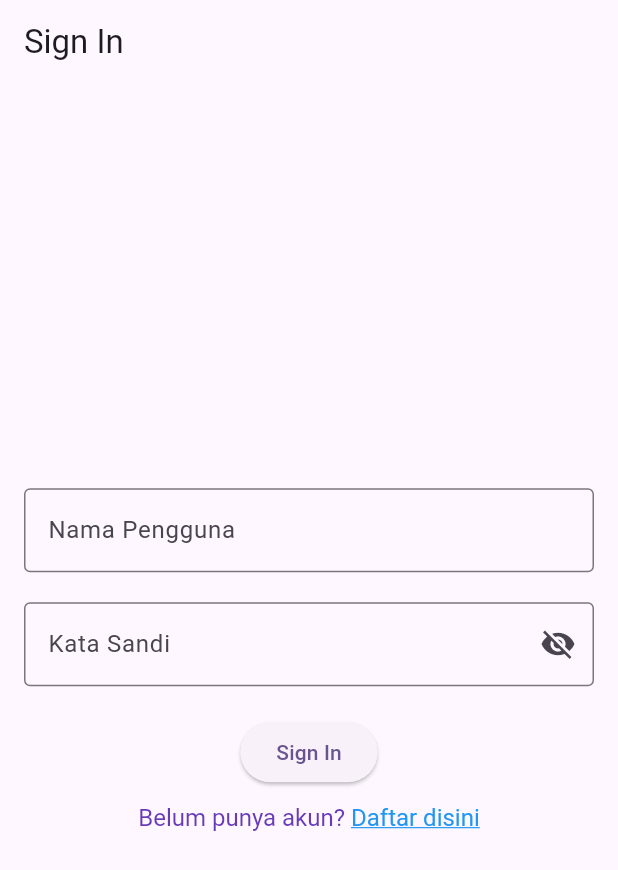
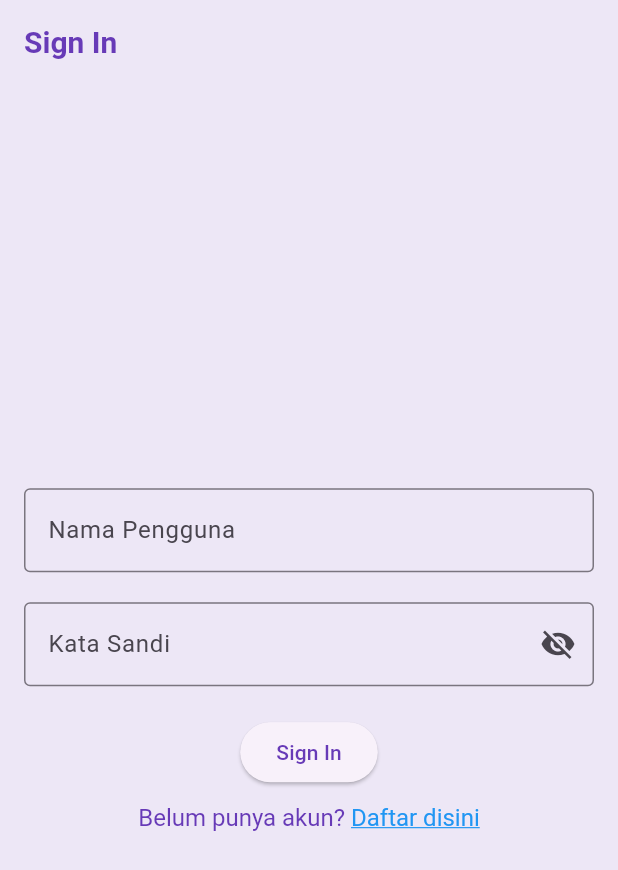
Before and after one commit to 2024-2025-Gasal-PABI-SI52/project-wisata-candi-MichaelRichi, a Flutter app: the screen it shows after launch, on a phone screen of 412 x 824 dp. Shown: the top 870 px of the screen. Run offline on Flutter 3.47's test engine with Material 3 defaults, Android fonts, the phone set to English and light mode, and no system bars.

Commit message:
UPDATE : MAIN DAN SIGNINSCREEN

```diff
--- a/wisata_candi/lib/main.dart
+++ b/wisata_candi/lib/main.dart
@@ -16,8 +16,19 @@ class MainApp extends StatelessWidget {
     return MaterialApp(
       title: 'Wisata Candi',
       theme: ThemeData(
-        colorScheme: ColorScheme.fromSeed(
-            seedColor: Colors.deepPurple), // Untuk Tema Warna
+        appBarTheme: const AppBarTheme(
+          iconTheme: IconThemeData(color: Colors.deepPurple),
+          titleTextStyle: TextStyle(
+            color: Colors.deepPurple,
+            fontSize: 20,
+            fontWeight: FontWeight.bold,
+          ),
+        ),
+        colorScheme:
+            ColorScheme.fromSeed(seedColor: Colors.deepPurple).copyWith(
+          primary: Colors.deepPurple,
+          surface: Colors.deepPurple[50],
+        ), // Untuk Tema Warna
         useMaterial3: true,
       ),
       //home: DetailScreen(candi: candiList[0],),
--- a/wisata_candi/lib/screens/signin_screen.dart
+++ b/wisata_candi/lib/screens/signin_screen.dart
@@ -1,16 +1,24 @@
 import 'package:flutter/material.dart';
 import 'package:flutter/gestures.dart';
 
-class SigninScreen extends StatelessWidget {
+class SigninScreen extends StatefulWidget {
+  // Stateless Widget Untuk mempermudah perubahan widget
   SigninScreen({super.key});
 
+  @override
+  State<SigninScreen> createState() => _SigninScreenState();
+}
+
+class _SigninScreenState extends State<SigninScreen> {
   //TODO: 1. Deklarasikan Variabel Yang Dibutuhkan
-  //TextEditingController = Untuk TextBox
   final TextEditingController _usernameController = TextEditingController();
+
   final TextEditingController _passwordController = TextEditingController();
 
   String _errorText = '';
+
   bool _isSignIn = false;
+
   bool _obscurePassword = true;
 
   @override
@@ -52,7 +60,12 @@ class SigninScreen extends StatelessWidget {
                       border: const OutlineInputBorder(),
                       errorText: _errorText.isNotEmpty ? _errorText : null,
                       suffixIcon: IconButton(
-                        onPressed: () {},
+                        onPressed: () {
+                          // Agar Kata Sandi Bisa Ditampilkan/Disembunyikan
+                          setState(() {
+                            _obscurePassword = !_obscurePassword;
+                          });
+                        },
                         icon: Icon(
                           _obscurePassword
                               ? Icons.visibility_off
```
